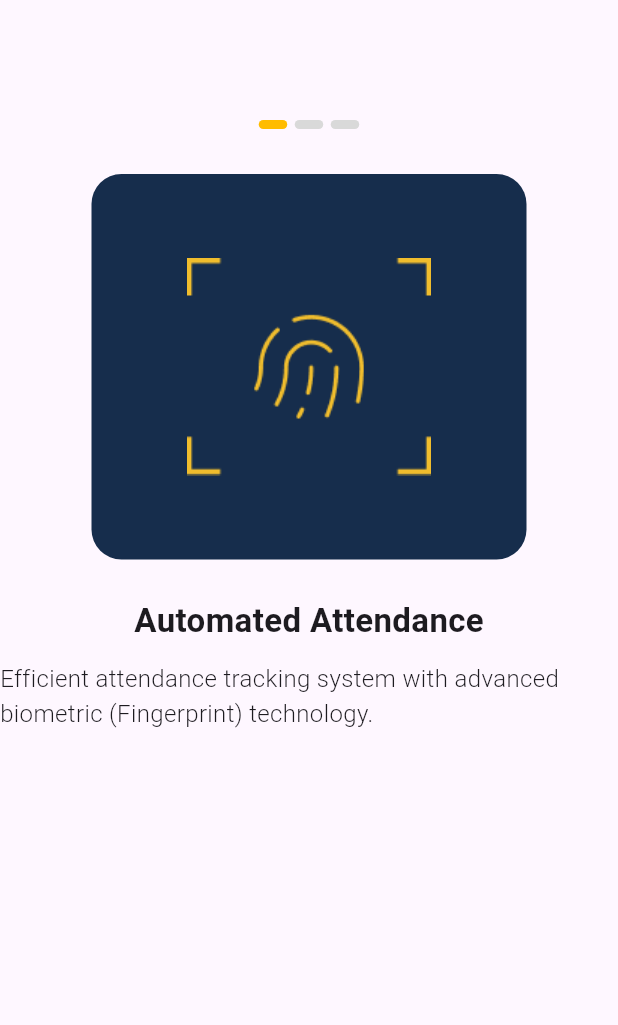
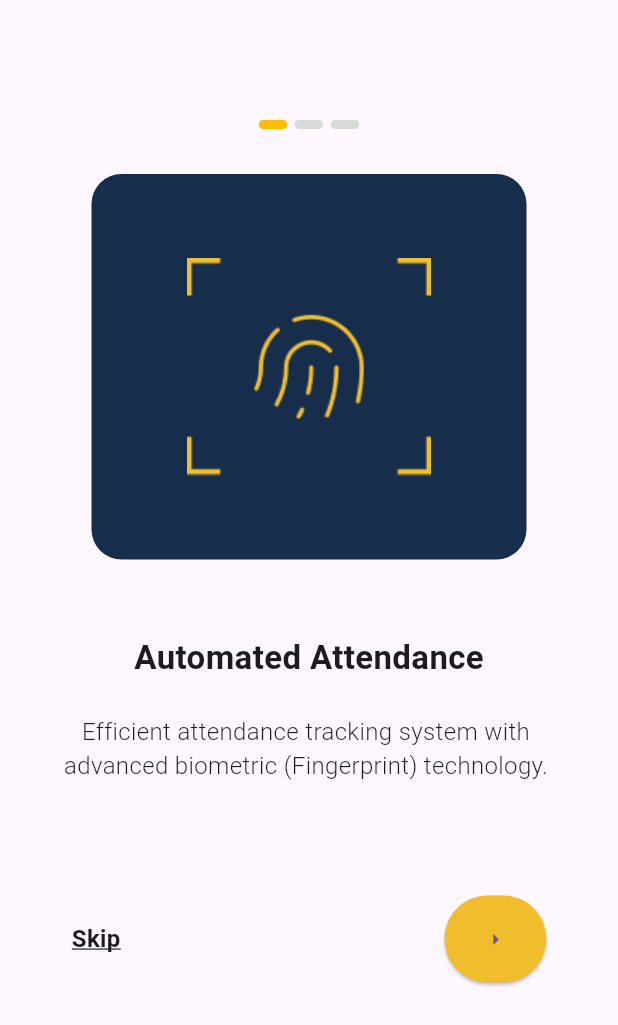
Before and after one commit to charlesadah123/FBN_ACADEMY_MOBILE, a Flutter app: the HomePage widget shown alone on an empty page, opened directly, on a phone screen of 412 x 824 dp. Shown: the top 1025 px of the screen. Run offline on Flutter 3.47's test engine with Material 3 defaults, Android fonts, the phone set to English and light mode, and no system bars.

Commit message:
few adjustments

```diff
--- a/lib/screens/profile/onboardingScreen.dart
+++ b/lib/screens/profile/onboardingScreen.dart
@@ -68,9 +68,10 @@ class _HomePageState extends State<HomePage> {
           ),
         )
       ),
-        Container(
-          padding: const EdgeInsets.only(top: 25.0),
+     Container(
+          padding: const EdgeInsets.only(top: 50.0),
           child: const Column(
+            mainAxisAlignment: MainAxisAlignment.center,
             children: [
               Text(
                 "Automated Attendance",
@@ -80,24 +81,59 @@ class _HomePageState extends State<HomePage> {
               )
              ),
               SizedBox(
-                height: 12,
+                height: 22,
               ),
-              Text(
-                "Efficient attendance tracking system with advanced biometric (Fingerprint) technology.",
+              Align(
+                alignment: Alignment.center,
+                child: Text(
+                "Efficient attendance tracking system with ",
                 style: TextStyle(
                 fontSize: 16,
                 fontWeight: FontWeight.w300,
               )
              ),
-             Row(
-              children: [
-                SizedBox(),
-                SizedBox()
-              ],
-             )
+              ),
+               Align(
+                alignment: Alignment.center,
+                child: Text(
+                "advanced biometric (Fingerprint) technology. ",
+                style: TextStyle(
+                fontSize: 16,
+                fontWeight: FontWeight.w300,
+              )
+             ),
+              ),
+
             ],
           )
         ),
+      Container(
+        padding: const EdgeInsets.only(top: 75.0),
+        child:  Row(
+          mainAxisAlignment: MainAxisAlignment.spaceAround,
+          children: [
+            const Text(
+                "Skip",
+                style: TextStyle(
+                fontSize: 16,
+                fontWeight: FontWeight.w600,
+                decoration: TextDecoration.underline,
+              )
+             ),
+             const SizedBox(
+              width: 25
+             ),
+            ElevatedButton(
+              onPressed: (){},
+              child: const Icon(Icons.arrow_right),
+              style: ElevatedButton.styleFrom(
+              backgroundColor: const Color(0xFFF0BD2D),
+              padding: const EdgeInsets.only(top: 20, bottom: 20, left: 25, right: 25),// Hex color code for #F0BD2D
+            ),
+            )
+          ],
+        ),
+      ),
     ]
   );
   }
--- a/pubspec.yaml
+++ b/pubspec.yaml
@@ -61,6 +61,7 @@ flutter:
   # To add assets to your application, add an assets section, like this:
   assets:
     - assets/images/fingerprint.png
+    - assets/images/nextpage.png
   #   - images/a_dot_ham.jpeg
 
   # An image asset can refer to one or more resolution-specific "variants", see
```
Also changed, not shown: assets/images/nextpage.png (added).
